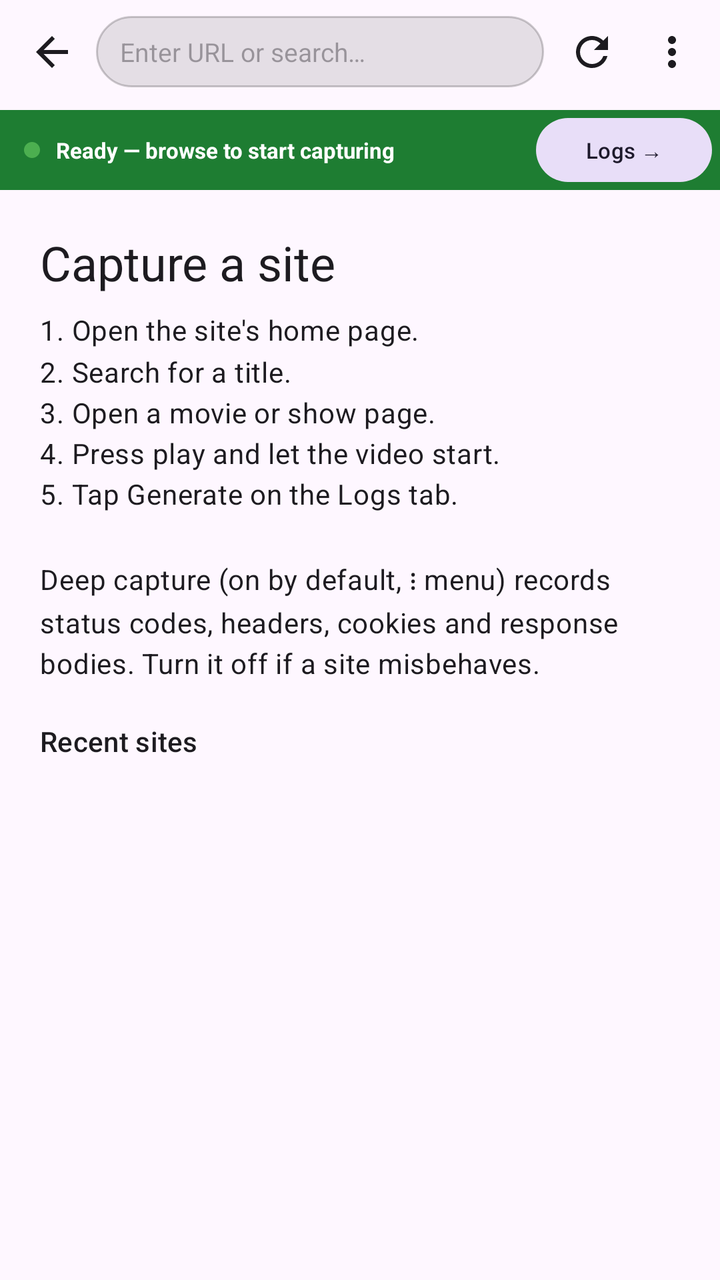
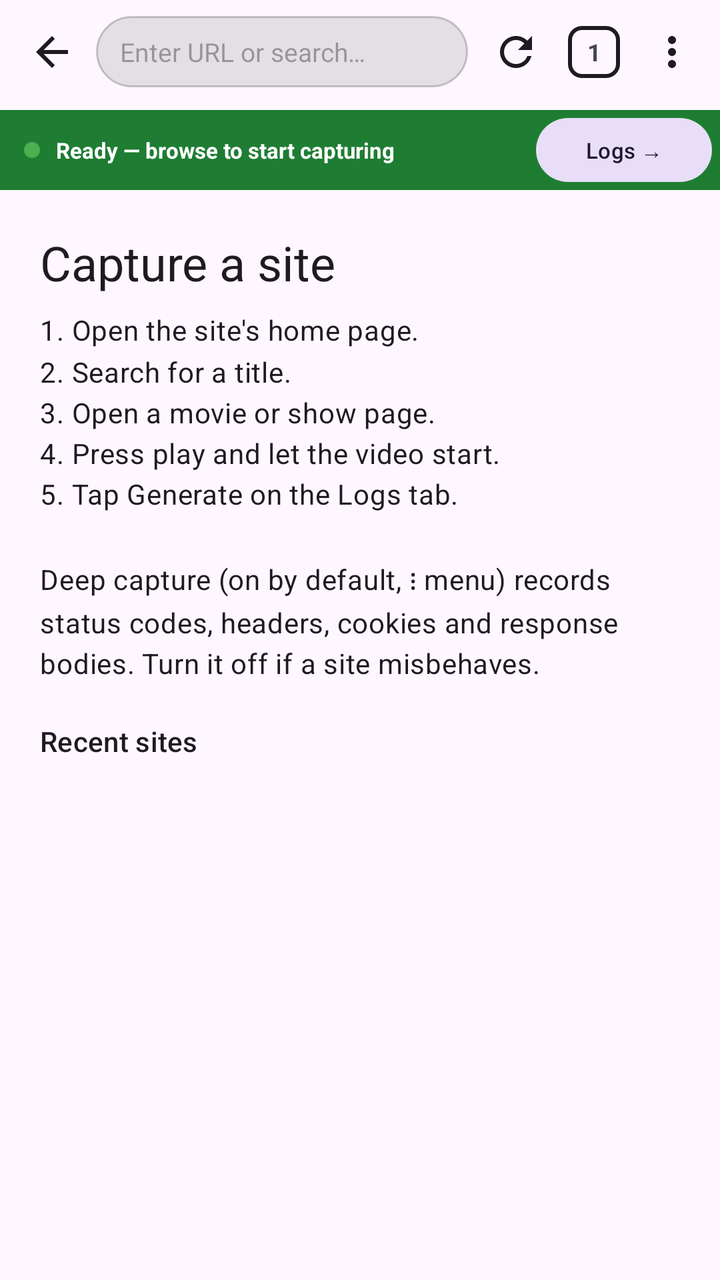

Compare the two renders of this Android layout. The source of the first and the diff that turns it into the second are given below.
<!-- AndroidManifest.xml: application theme Theme.CS3ExtensionBuilder -->
<!-- res/layout/fragment_browser.xml -->
<?xml version="1.0" encoding="utf-8"?>
<LinearLayout
    xmlns:android="http://schemas.android.com/apk/res/android"
    xmlns:app="http://schemas.android.com/apk/res-auto"
    android:layout_width="match_parent"
    android:layout_height="match_parent"
    android:orientation="vertical">

    
    <LinearLayout
        android:layout_width="match_parent"
        android:layout_height="wrap_content"
        android:orientation="horizontal"
        android:paddingStart="6dp"
        android:paddingEnd="4dp"
        android:paddingTop="6dp"
        android:paddingBottom="6dp"
        android:background="?attr/colorSurface"
        android:gravity="center_vertical">

        <ImageButton
            android:id="@+id/btnBack"
            android:layout_width="40dp"
            android:layout_height="40dp"
            android:background="?attr/selectableItemBackgroundBorderless"
            android:contentDescription="Back"
            android:src="@drawable/ic_arrow_back"
            app:tint="?attr/colorOnSurface" />

        <EditText
            android:id="@+id/etUrl"
            android:layout_width="0dp"
            android:layout_height="wrap_content"
            android:layout_weight="1"
            android:layout_marginStart="2dp"
            android:layout_marginEnd="4dp"
            android:hint="@string/hint_enter_url"
            android:inputType="textUri"
            android:imeOptions="actionGo"
            android:selectAllOnFocus="true"
            android:singleLine="true"
            android:textSize="13sp"
            android:background="@drawable/bg_url_bar"
            android:paddingStart="12dp"
            android:paddingEnd="12dp"
            android:paddingTop="9dp"
            android:paddingBottom="9dp" />

        <ImageButton
            android:id="@+id/btnReload"
            android:layout_width="40dp"
            android:layout_height="40dp"
            android:background="?attr/selectableItemBackgroundBorderless"
            android:contentDescription="Reload"
            android:src="@drawable/ic_refresh"
            app:tint="?attr/colorOnSurface" />

        <ImageButton
            android:id="@+id/btnMenu"
            android:layout_width="40dp"
            android:layout_height="40dp"
            android:background="?attr/selectableItemBackgroundBorderless"
            android:contentDescription="Browser options"
            android:src="@drawable/ic_more"
            app:tint="?attr/colorOnSurface" />

    </LinearLayout>

    <com.google.android.material.progressindicator.LinearProgressIndicator
        android:id="@+id/progressBar"
        android:layout_width="match_parent"
        android:layout_height="wrap_content"
        android:max="100"
        android:visibility="invisible"
        app:trackThickness="3dp" />

    
    <LinearLayout
        android:id="@+id/captureBar"
        android:layout_width="match_parent"
        android:layout_height="40dp"
        android:orientation="horizontal"
        android:paddingStart="12dp"
        android:paddingEnd="4dp"
        android:gravity="center_vertical"
        android:background="@color/capture_bar_bg">

        <View
            android:id="@+id/captureIndicator"
            android:layout_width="8dp"
            android:layout_height="8dp"
            android:background="@drawable/bg_indicator_dot"
            android:layout_marginEnd="8dp" />

        <TextView
            android:id="@+id/tvCaptureStatus"
            android:layout_width="0dp"
            android:layout_height="wrap_content"
            android:layout_weight="1"
            android:ellipsize="end"
            android:maxLines="1"
            android:text="Ready — browse to start capturing"
            android:textSize="11sp"
            android:textColor="@color/white"
            android:textStyle="bold" />

        <TextView
            android:id="@+id/tvModes"
            android:layout_width="wrap_content"
            android:layout_height="wrap_content"
            android:layout_marginEnd="6dp"
            android:textSize="10sp"
            android:textColor="#CCFFFFFF" />

        <com.google.android.material.button.MaterialButton
            android:id="@+id/btnViewLogs"
            style="@style/Widget.Material3.Button.TonalButton"
            android:layout_width="wrap_content"
            android:layout_height="32dp"
            android:insetTop="0dp"
            android:insetBottom="0dp"
            android:paddingStart="10dp"
            android:paddingEnd="10dp"
            android:text="Logs →"
            android:textSize="11sp" />

    </LinearLayout>

    <FrameLayout
        android:layout_width="match_parent"
        android:layout_height="0dp"
        android:layout_weight="1">

        <WebView
            android:id="@+id/webView"
            android:layout_width="match_parent"
            android:layout_height="match_parent" />

        
        <ScrollView
            android:id="@+id/startPanel"
            android:layout_width="match_parent"
            android:layout_height="match_parent"
            android:background="?android:attr/colorBackground">

            <LinearLayout
                android:layout_width="match_parent"
                android:layout_height="wrap_content"
                android:orientation="vertical"
                android:padding="20dp">

                <TextView
                    android:layout_width="wrap_content"
                    android:layout_height="wrap_content"
                    android:text="Capture a site"
                    android:textAppearance="?attr/textAppearanceHeadlineSmall" />

                <TextView
                    android:layout_width="match_parent"
                    android:layout_height="wrap_content"
                    android:layout_marginTop="8dp"
                    android:text="@string/start_steps"
                    android:textAppearance="?attr/textAppearanceBodyMedium"
                    android:lineSpacingMultiplier="1.25" />

                <TextView
                    android:id="@+id/tvRecentLabel"
                    android:layout_width="wrap_content"
                    android:layout_height="wrap_content"
                    android:layout_marginTop="20dp"
                    android:text="Recent sites"
                    android:textAppearance="?attr/textAppearanceTitleSmall" />

                <com.google.android.material.chip.ChipGroup
                    android:id="@+id/recentChips"
                    android:layout_width="match_parent"
                    android:layout_height="wrap_content"
                    android:layout_marginTop="6dp" />

            </LinearLayout>
        </ScrollView>

        
        <LinearLayout
            android:id="@+id/popupContainer"
            android:layout_width="match_parent"
            android:layout_height="match_parent"
            android:background="?android:attr/colorBackground"
            android:elevation="8dp"
            android:orientation="vertical"
            android:visibility="gone">

            <LinearLayout
                android:layout_width="match_parent"
                android:layout_height="44dp"
                android:background="?attr/colorSurfaceVariant"
                android:gravity="center_vertical"
                android:orientation="horizontal"
                android:paddingStart="12dp"
                android:paddingEnd="4dp">

                <TextView
                    android:layout_width="wrap_content"
                    android:layout_height="wrap_content"
                    android:layout_marginEnd="8dp"
                    android:text="Popup"
                    android:textStyle="bold"
                    android:textSize="12sp" />

                <TextView
                    android:id="@+id/tvPopupUrl"
                    android:layout_width="0dp"
                    android:layout_height="wrap_content"
                    android:layout_weight="1"
                    android:ellipsize="middle"
                    android:singleLine="true"
                    android:textColor="?attr/colorOnSurfaceVariant"
                    android:textSize="11sp" />

                <com.google.android.material.button.MaterialButton
                    android:id="@+id/btnClosePopup"
                    style="@style/Widget.Material3.Button.TonalButton"
                    android:layout_width="wrap_content"
                    android:layout_height="36dp"
                    android:insetTop="0dp"
                    android:insetBottom="0dp"
                    android:text="Close ✕"
                    android:textSize="12sp" />
            </LinearLayout>

            <FrameLayout
                android:id="@+id/popupHost"
                android:layout_width="match_parent"
                android:layout_height="0dp"
                android:layout_weight="1" />
        </LinearLayout>

    </FrameLayout>

</LinearLayout>
<!-- resources referenced by this layout -->
<resources>
  <color name="capture_bar_bg">#1E7D32</color>
  <color name="white">#FFFFFFFF</color>
  <!-- drawable bg_indicator_dot (drawable) -->
  <?xml version="1.0" encoding="utf-8"?>
  <shape xmlns:android="http://schemas.android.com/apk/res/android"
      android:shape="oval">
      <solid android:color="#FF4CAF50" />
  </shape>
  <!-- drawable bg_url_bar (drawable) -->
  <?xml version="1.0" encoding="utf-8"?>
  <shape xmlns:android="http://schemas.android.com/apk/res/android"
      android:shape="rectangle">
      <corners android:radius="20dp" />
      <solid android:color="#1A000000" />
      <stroke android:width="1dp" android:color="#33000000" />
  </shape>
  <!-- drawable ic_arrow_back (drawable) -->
  <?xml version="1.0" encoding="utf-8"?>
  <vector xmlns:android="http://schemas.android.com/apk/res/android"
      android:width="24dp"
      android:height="24dp"
      android:viewportWidth="24"
      android:viewportHeight="24">
    <path
        android:fillColor="#FFFFFF"
        android:pathData="M20,11H7.83l5.59,-5.59L12,4l-8,8 8,8 1.41,-1.41L7.83,13H20v-2z"/>
  </vector>
  <!-- drawable ic_more (drawable) -->
  <vector xmlns:android="http://schemas.android.com/apk/res/android"
      android:width="24dp"
      android:height="24dp"
      android:viewportWidth="24"
      android:viewportHeight="24"
      android:tint="?attr/colorControlNormal">
      <path
          android:fillColor="@android:color/white"
          android:pathData="M12,8c1.1,0 2,-0.9 2,-2s-0.9,-2 -2,-2 -2,0.9 -2,2 0.9,2 2,2zM12,10c-1.1,0 -2,0.9 -2,2s0.9,2 2,2 2,-0.9 2,-2 -0.9,-2 -2,-2zM12,16c-1.1,0 -2,0.9 -2,2s0.9,2 2,2 2,-0.9 2,-2 -0.9,-2 -2,-2z" />
  </vector>
  <!-- drawable ic_refresh (drawable) -->
  <vector xmlns:android="http://schemas.android.com/apk/res/android"
      android:width="24dp"
      android:height="24dp"
      android:viewportWidth="24"
      android:viewportHeight="24"
      android:tint="?attr/colorControlNormal">
      <path
          android:fillColor="@android:color/white"
          android:pathData="M17.65,6.35C16.2,4.9 14.21,4 12,4c-4.42,0 -7.99,3.58 -7.99,8s3.57,8 7.99,8c3.73,0 6.84,-2.55 7.73,-6h-2.08c-0.82,2.33 -3.04,4 -5.65,4 -3.31,0 -6,-2.69 -6,-6s2.69,-6 6,-6c1.66,0 3.14,0.69 4.22,1.78L13,11h7V4l-2.35,2.35z" />
  </vector>
  <string name="hint_enter_url">Enter URL or search…</string>
  <string name="start_steps">1. Open the site\'s home page.\n2. Search for a title.\n3. Open a movie or show page.\n4. Press play and let the video start.\n5. Tap Generate on the Logs tab.\n\nDeep capture (on by default, ⋮ menu) records status codes, headers, cookies and response bodies. Turn it off if a site misbehaves.</string>
  <style name="Theme.CS3ExtensionBuilder" parent="Theme.Material3.DayNight.NoActionBar">
          <item name="colorPrimary">@color/seed</item>
          <item name="colorOnPrimary">@color/white</item>
          <item name="colorPrimaryContainer">@color/purple_200</item>
          <item name="colorOnPrimaryContainer">@color/black</item>
          <item name="colorSecondary">@color/teal_200</item>
          <item name="colorOnSecondary">@color/black</item>
      </style>
  <color name="seed">#6650A4</color>
  <color name="purple_200">#FFBB86FC</color>
  <color name="black">#FF000000</color>
  <color name="teal_200">#FF03DAC5</color>
</resources>

<!-- the commit's change to res/layout/fragment_browser.xml (unified diff, before → after) -->
@@ -54,6 +54,19 @@
             android:contentDescription="Reload"
             android:src="@drawable/ic_refresh"
             app:tint="?attr/colorOnSurface" />
+
+        <TextView
+            android:id="@+id/btnTabs"
+            android:layout_width="26dp"
+            android:layout_height="26dp"
+            android:layout_marginStart="6dp"
+            android:layout_marginEnd="6dp"
+            android:background="@drawable/bg_tab_count"
+            android:contentDescription="Tabs"
+            android:gravity="center"
+            android:text="1"
+            android:textSize="12sp"
+            android:textStyle="bold" />
 
         <ImageButton
             android:id="@+id/btnMenu"
@@ -127,6 +140,7 @@
     </LinearLayout>
 
     <FrameLayout
+        android:id="@+id/webContainer"
         android:layout_width="match_parent"
         android:layout_height="0dp"
         android:layout_weight="1">
@@ -180,61 +194,6 @@
             </LinearLayout>
         </ScrollView>
 
-        
-        <LinearLayout
-            android:id="@+id/popupContainer"
-            android:layout_width="match_parent"
-            android:layout_height="match_parent"
-            android:background="?android:attr/colorBackground"
-            android:elevation="8dp"
-            android:orientation="vertical"
-            android:visibility="gone">
-
-            <LinearLayout
-                android:layout_width="match_parent"
-                android:layout_height="44dp"
-                android:background="?attr/colorSurfaceVariant"
-                android:gravity="center_vertical"
-                android:orientation="horizontal"
-                android:paddingStart="12dp"
-                android:paddingEnd="4dp">
-
-                <TextView
-                    android:layout_width="wrap_content"
-                    android:layout_height="wrap_content"
-                    android:layout_marginEnd="8dp"
-                    android:text="Popup"
-                    android:textStyle="bold"
-                    android:textSize="12sp" />
-
-                <TextView
-                    android:id="@+id/tvPopupUrl"
-                    android:layout_width="0dp"
-                    android:layout_height="wrap_content"
-                    android:layout_weight="1"
-                    android:ellipsize="middle"
-                    android:singleLine="true"
-                    android:textColor="?attr/colorOnSurfaceVariant"
-                    android:textSize="11sp" />
-
-                <com.google.android.material.button.MaterialButton
-                    android:id="@+id/btnClosePopup"
-                    style="@style/Widget.Material3.Button.TonalButton"
-                    android:layout_width="wrap_content"
-                    android:layout_height="36dp"
-                    android:insetTop="0dp"
-                    android:insetBottom="0dp"
-                    android:text="Close ✕"
-                    android:textSize="12sp" />
-            </LinearLayout>
-
-            <FrameLayout
-                android:id="@+id/popupHost"
-                android:layout_width="match_parent"
-                android:layout_height="0dp"
-                android:layout_weight="1" />
-        </LinearLayout>
-
     </FrameLayout>
 
 </LinearLayout>
<!-- resource entries referenced after the edit -->
@@ -7,6 +7,12 @@
   <shape xmlns:android="http://schemas.android.com/apk/res/android"
       android:shape="oval">
       <solid android:color="#FF4CAF50" />
+  </shape>
+  <!-- drawable bg_tab_count (drawable) -->
+  <?xml version="1.0" encoding="utf-8"?>
+  <shape xmlns:android="http://schemas.android.com/apk/res/android" android:shape="rectangle">
+      <corners android:radius="6dp" />
+      <stroke android:width="2dp" android:color="?attr/colorOnSurface" />
   </shape>
   <!-- drawable bg_url_bar (drawable) -->
   <?xml version="1.0" encoding="utf-8"?>
